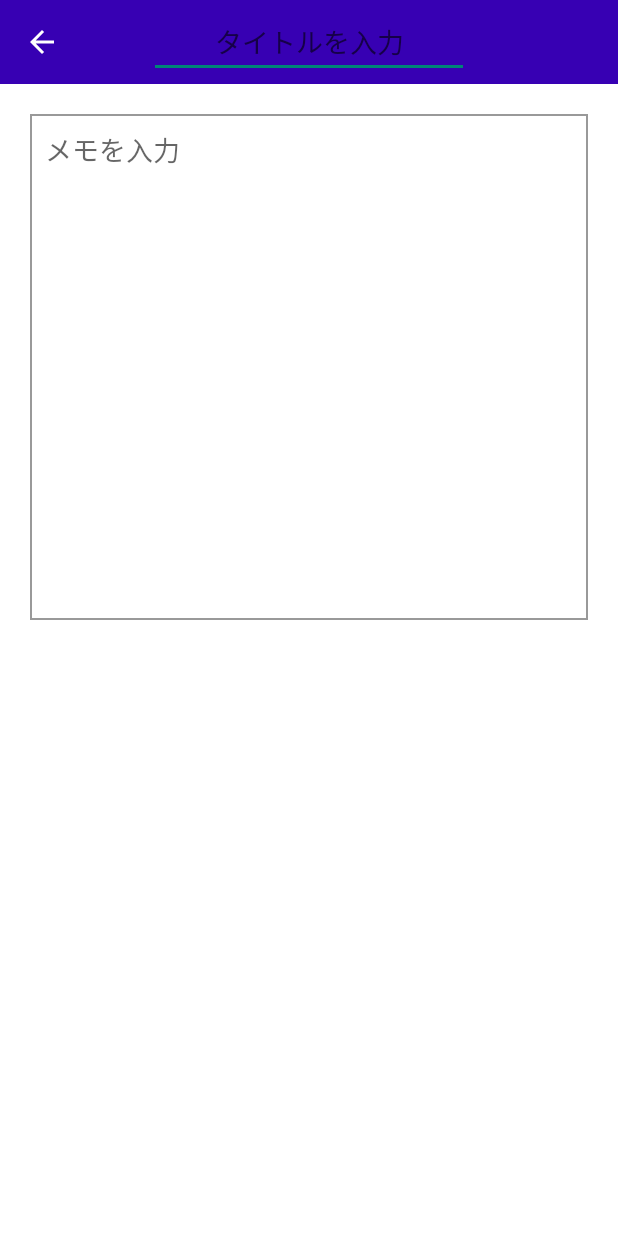
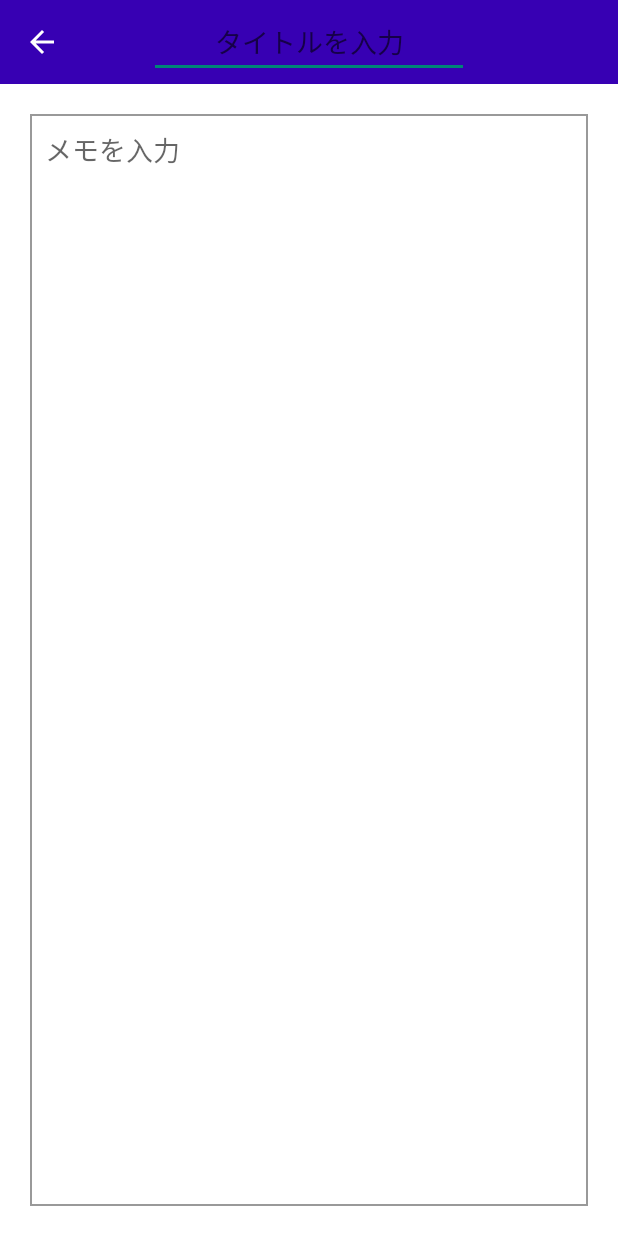
Before and after one commit to kchan-s/Tasks, an Android app: the EditActivity screen opened directly, with no data from a screen before it, on a phone screen of 412 x 824 dp. Run offline under Robolectric (Android 15) with nearby library versions, the phone set to English and light mode, and no system bars; 1 statement that could not run was skipped.

Commit message:
メモ詳細のUIの設定

```diff
--- a/app/src/main/java/app/sato/kchan/tasks/TimeActivity.kt
+++ b/app/src/main/java/app/sato/kchan/tasks/TimeActivity.kt
@@ -180,7 +180,7 @@ class TimeActivity: AppCompatActivity(){
             else {
                 val startDateTime = LocalDateTime.of(startDateTimeList[0], startDateTimeList[1], startDateTimeList[2], startDateTimeList[3], startDateTimeList[4], 0)
                 val settingTime = LocalDateTime.of(endDateList[0], endDateList[1], endDateList[2], hour, minute, 0)
-                if (settingTime.isBefore(startDateTime)) {
+                if (settingTime.isBefore(startDateTime) || settingTime.isEqual(startDateTime)) {
                     Toast.makeText(this, "終了時間は開始時間より後に設定してください", Toast.LENGTH_LONG).show()
                 } else {
                     binding.timeEndText.text = "通知終了時間 : ${settingTime.format(showFormat)}"
--- a/app/src/main/res/layout/edit_activity.xml
+++ b/app/src/main/res/layout/edit_activity.xml
@@ -28,17 +28,19 @@
     <EditText
         android:id="@+id/edit_memo_edit"
         android:layout_width="match_parent"
-        android:layout_height="wrap_content"
+        android:layout_height="match_parent"
         android:layout_marginStart="20sp"
         android:layout_marginTop="20sp"
         android:layout_marginEnd="20sp"
+        android:layout_marginBottom="20sp"
         android:background="@drawable/border_style"
         android:ems="10"
+        android:gravity="top|left"
         android:hint="メモを入力"
         android:inputType="textLongMessage|textMultiLine|textPersonName"
         android:paddingStart="10sp"
         android:paddingTop="10sp"
         android:paddingEnd="10sp"
-        android:paddingBottom="300sp" />
+        android:paddingBottom="10sp" />
 
 </LinearLayout>
```
Also changed, not shown: app/src/main/java/app/sato/kchan/tasks/HomeMemoListAdapter.kt (+14 -5 lines).
